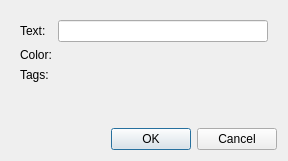
Qt form GUI/Qt/Windows/AnnotationEditDialog.ui (pyushkevich/itksnap) before a commit.
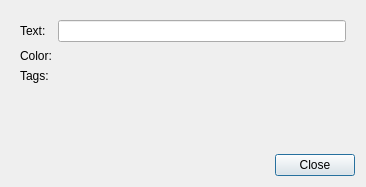
The same form after that commit. Custom widgets are drawn as their Qt base class.

Commit message: Added landmark tagging in DSS. Added GUI to edit landmarks and view tags. In process added a class to represent tags. Also, minor fix to workspace save as functionality.

Diff of the .ui file:
```diff
--- a/GUI/Qt/Windows/AnnotationEditDialog.ui
+++ b/GUI/Qt/Windows/AnnotationEditDialog.ui
@@ -6,8 +6,8 @@
    <rect>
     <x>0</x>
     <y>0</y>
-    <width>288</width>
-    <height>161</height>
+    <width>366</width>
+    <height>187</height>
    </rect>
   </property>
   <property name="windowTitle">
@@ -21,6 +21,9 @@
     <widget class="QStackedWidget" name="stkEditor">
      <widget class="QWidget" name="page">
       <layout class="QFormLayout" name="formLayout">
+       <property name="formAlignment">
+        <set>Qt::AlignLeading|Qt::AlignLeft|Qt::AlignTop</set>
+       </property>
        <item row="0" column="0">
         <widget class="QLabel" name="label">
          <property name="text">
@@ -31,16 +34,6 @@
        <item row="0" column="1">
         <widget class="QLineEdit" name="inLandmarkText"/>
        </item>
-       <item row="2" column="0">
-        <widget class="QLabel" name="label_2">
-         <property name="text">
-          <string>Tags:</string>
-         </property>
-        </widget>
-       </item>
-       <item row="2" column="1">
-        <widget class="TagListWidget" name="inLandmarkTag" native="true"/>
-       </item>
        <item row="1" column="0">
         <widget class="QLabel" name="label_3">
          <property name="text">
@@ -49,7 +42,58 @@
         </widget>
        </item>
        <item row="1" column="1">
-        <widget class="QColorButtonWidget" name="inLandmarkColor" native="true"/>
+        <widget class="QWidget" name="widget" native="true">
+         <layout class="QHBoxLayout" name="horizontalLayout">
+          <property name="spacing">
+           <number>5</number>
+          </property>
+          <property name="leftMargin">
+           <number>0</number>
+          </property>
+          <property name="topMargin">
+           <number>0</number>
+          </property>
+          <property name="rightMargin">
+           <number>0</number>
+          </property>
+          <property name="bottomMargin">
+           <number>0</number>
+          </property>
+          <item>
+           <widget class="QColorButtonWidget" name="inLandmarkColor" native="true"/>
+          </item>
+          <item>
+           <spacer name="horizontalSpacer">
+            <property name="orientation">
+             <enum>Qt::Horizontal</enum>
+            </property>
+            <property name="sizeHint" stdset="0">
+             <size>
+              <width>226</width>
+              <height>15</height>
+             </size>
+            </property>
+           </spacer>
+          </item>
+         </layout>
+        </widget>
+       </item>
+       <item row="2" column="0">
+        <widget class="QLabel" name="label_2">
+         <property name="text">
+          <string>Tags:</string>
+         </property>
+        </widget>
+       </item>
+       <item row="2" column="1">
+        <widget class="TagListWidget" name="inLandmarkTag" native="true">
+         <property name="focusPolicy">
+          <enum>Qt::StrongFocus</enum>
+         </property>
+         <property name="toolTip">
+          <string>&lt;html&gt;&lt;head/&gt;&lt;body&gt;&lt;p&gt;One or more textual tags can be assigned to an annotation. Tags are not used directly by ITK-SNAP but may be used to label objects in the ITK-SNAP workspace for other software. Type in words separated by commas to create tags. &lt;/p&gt;&lt;/body&gt;&lt;/html&gt;</string>
+         </property>
+        </widget>
        </item>
       </layout>
      </widget>
@@ -62,7 +106,7 @@
       <enum>Qt::Horizontal</enum>
      </property>
      <property name="standardButtons">
-      <set>QDialogButtonBox::Cancel|QDialogButtonBox::Ok</set>
+      <set>QDialogButtonBox::Close</set>
      </property>
     </widget>
    </item>
```
Left out of the diff: 32 changed lines with no effect on the pictures. The commit also changes 25 other files.
